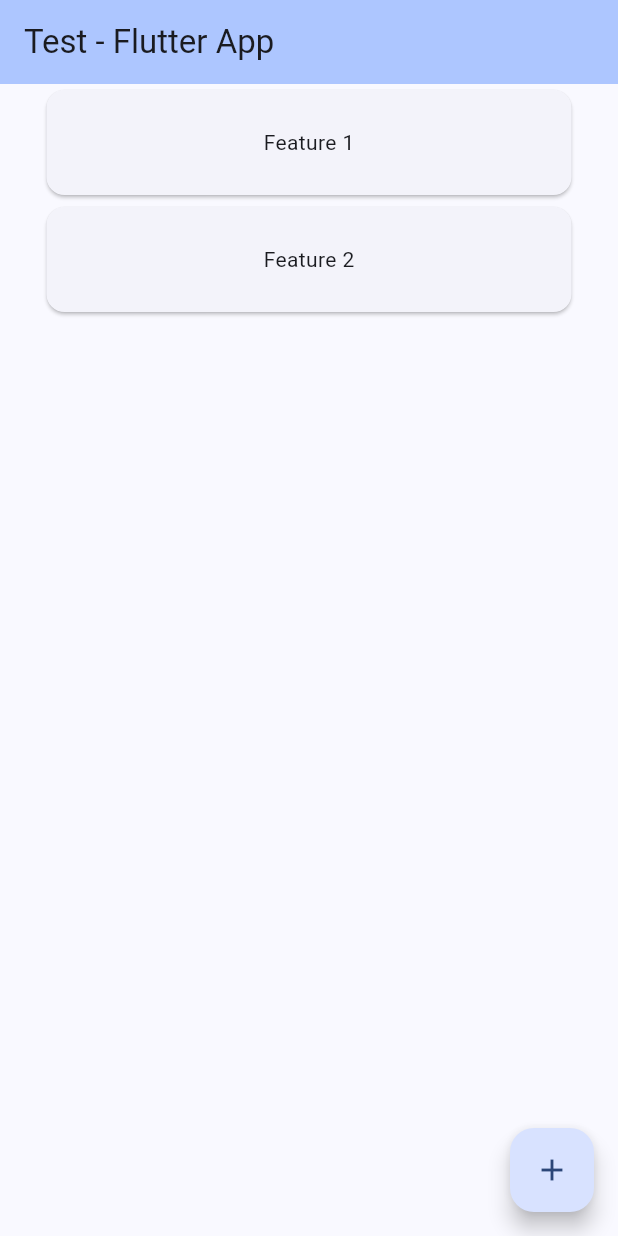
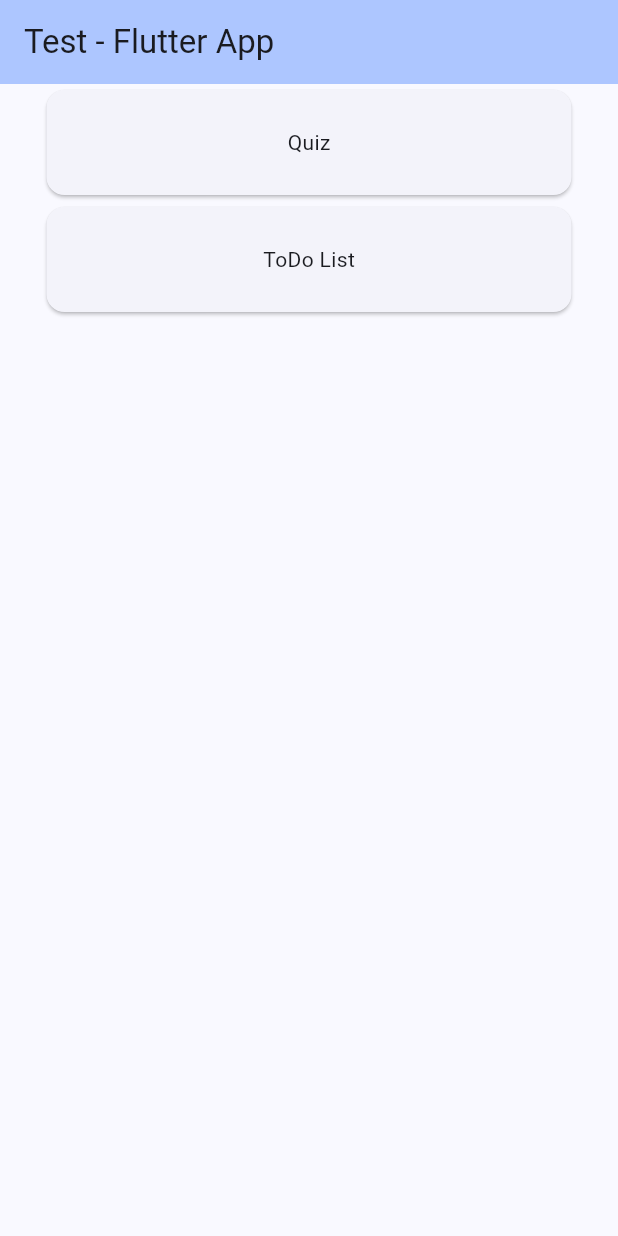
Before and after one commit to richardbarbosa017/flutter_application_01, a Flutter app: the screen it shows after launch, on a phone screen of 412 x 824 dp. Run offline on Flutter 3.47's test engine with Material 3 defaults, Android fonts, the phone set to English and light mode, and no system bars.

Commit message:
Added quiz and todo pages

```diff
--- a/lib/main.dart
+++ b/lib/main.dart
@@ -1,4 +1,5 @@
 import 'package:flutter/material.dart';
+import 'package:flutter_application_1/pages/homePage.dart';
 
 void main() {
   runApp(const MyApp());
@@ -7,141 +8,14 @@ void main() {
 class MyApp extends StatelessWidget {
   const MyApp({super.key});
 
-  // This widget is the root of your application.
   @override
   Widget build(BuildContext context) {
     return MaterialApp(
       title: 'Flutter Demo',
       theme: ThemeData(
-        // This is the theme of your application.
-        //
-        // TRY THIS: Try running your application with "flutter run". You'll see
-        // the application has a purple toolbar. Then, without quitting the app,
-        // try changing the seedColor in the colorScheme below to Colors.green
-        // and then invoke "hot reload" (save your changes or press the "hot
-        // reload" button in a Flutter-supported IDE, or press "r" if you used
-        // the command line to start the app).
-        //
-        // Notice that the counter didn't reset back to zero; the application
-        // state is not lost during the reload. To reset the state, use hot
-        // restart instead.
-        //
-        // This works for code too, not just values: Most code changes can be
-        // tested with just a hot reload.
         colorScheme: ColorScheme.fromSeed(seedColor: Colors.blueAccent),
       ),
       home: const MyHomePage(title: 'Test - Flutter App'),
     );
   }
 }
-
-class MyHomePage extends StatefulWidget {
-  const MyHomePage({super.key, required this.title});
-
-  // This widget is the home page of your application. It is stateful, meaning
-  // that it has a State object (defined below) that contains fields that affect
-  // how it looks.
-
-  // This class is the configuration for the state. It holds the values (in this
-  // case the title) provided by the parent (in this case the App widget) and
-  // used by the build method of the State. Fields in a Widget subclass are
-  // always marked "final".
-
-  final String title;
-
-  @override
-  State<MyHomePage> createState() => _MyHomePageState();
-}
-
-class _MyHomePageState extends State<MyHomePage> {
-  int _counter = 0;
-
-  void _incrementCounter() {
-    setState(() {
-      // This call to setState tells the Flutter framework that something has
-      // changed in this State, which causes it to rerun the build method below
-      // so that the display can reflect the updated values. If we changed
-      // _counter without calling setState(), then the build method would not be
-      // called again, and so nothing would appear to happen.
-      _counter++;
-    });
-  }
-
-  @override
-  Widget build(BuildContext context) {
-
-
-    // This method is rerun every time setState is called, for instance as done
-    // by the _incrementCounter method above.
-    //
-    // The Flutter framework has been optimized to make rerunning build methods
-    // fast, so that you can just rebuild anything that needs updating rather
-    // than having to individually change instances of widgets.
-    return Scaffold(
-      appBar: AppBar(
-        // TRY THIS: Try changing the color here to a specific color (to
-        // Colors.amber, perhaps?) and trigger a hot reload to see the AppBar
-        // change color while the other colors stay the same.
-        backgroundColor: Theme.of(context).colorScheme.inversePrimary,
-        // Here we take the value from the MyHomePage object that was created by
-        // the App.build method, and use it to set our appbar title.
-        title: Text(widget.title),
-      ),
-      body: Center(
-        // Center is a layout widget. It takes a single child and positions it
-        // in the middle of the parent.
-        child: Column(
-          // Column is also a layout widget. It takes a list of children and
-          // arranges them vertically. By default, it sizes itself to fit its
-          // children horizontally, and tries to be as tall as its parent.
-          //
-          // Column has various properties to control how it sizes itself and
-          // how it positions its children. Here we use mainAxisAlignment to
-          // center the children vertically; the main axis here is the vertical
-          // axis because Columns are vertical (the cross axis would be
-          // horizontal).
-          //
-          // TRY THIS: Invoke "debug painting" (choose the "Toggle Debug Paint"
-          // action in the IDE, or press "p" in the console), to see the
-          // wireframe for each widget.
-
-          children: <Widget>[
-            const Row(
-              mainAxisAlignment: MainAxisAlignment.center,
-              children: [
-              Card(
-                clipBehavior: Clip.hardEdge,
-                child: InkWell(
-                  splashColor: Colors.blue,
-                  child:
-                  SizedBox(
-                    width: 350,
-                    height: 70,
-                    child: Center(child: Text("Feature 1")))
-                  ),
-                )
-                 ,
-
-            ],),
-            const Row(
-              mainAxisAlignment: MainAxisAlignment.center,
-              children: [
-              Card(
-                child: SizedBox(
-                  width: 350,
-                  height: 70,
-                  child: Center(child: Text("Feature 2")))
-                ),
-
-            ],),
-          ],
-        ),
-      ),
-      floatingActionButton: FloatingActionButton(
-        onPressed: _incrementCounter,
-        tooltip: 'Increment',
-        child: const Icon(Icons.add),
-      ), // This trailing comma makes auto-formatting nicer for build methods.
-    );
-  }
-}
--- /dev/null
+++ b/lib/models/toDo.dart
@@ -0,0 +1,6 @@
+class Todo {
+  String title;
+  bool isDone;
+
+  Todo({required this.title, this.isDone = false});
+}
--- /dev/null
+++ b/lib/pages/homePage.dart
@@ -0,0 +1,73 @@
+
+import 'package:flutter/material.dart';
+import 'package:flutter_application_1/pages/quizPage.dart';
+import 'package:flutter_application_1/pages/toDoPage.dart';
+
+class MyHomePage extends StatefulWidget {
+  const MyHomePage({super.key, required this.title});
+  final String title;
+
+  @override
+  State<MyHomePage> createState() => _MyHomePageState();
+}
+
+class _MyHomePageState extends State<MyHomePage> {
+
+  @override
+  Widget build(BuildContext context) {
+    return Scaffold(
+      appBar: AppBar(
+        backgroundColor: Theme.of(context).colorScheme.inversePrimary,
+        title: Text(widget.title),
+      ),
+      body: Center(
+        child: Column(
+          children: <Widget>[
+            RowCard(title: "Quiz"),
+            RowCard(title: "ToDo List")
+          ],
+        ),
+      ),
+    );
+  }
+}
+
+class RowCard extends StatelessWidget {
+  const RowCard({
+    required this.title
+  });
+  final String title;
+
+  @override
+  Widget build(BuildContext context) {
+    return Row(
+      mainAxisAlignment: MainAxisAlignment.center,
+      children: [
+      Card(
+        clipBehavior: Clip.hardEdge,
+        child: InkWell(
+          onTap: () => {
+            if(title == "Quiz"){
+              Navigator.push(context, MaterialPageRoute(builder: (context) {
+                return QuizPage();
+              }))
+            }
+            else{
+              Navigator.push(context, MaterialPageRoute(builder: (context) {
+                return ToDoPage();
+              }))
+            }
+          },
+          splashColor: Colors.blueAccent[100],
+          child:
+          SizedBox(
+            width: 350,
+            height: 70,
+            child: Center(child: Text(title)))
+          ),
+        )
+         ,
+
+    ],);
+  }
+}
```
Also changed, not shown: lib/pages/quizPage.dart (added, +133 -0 lines), lib/pages/toDoPage.dart (added, +82 -0 lines).
